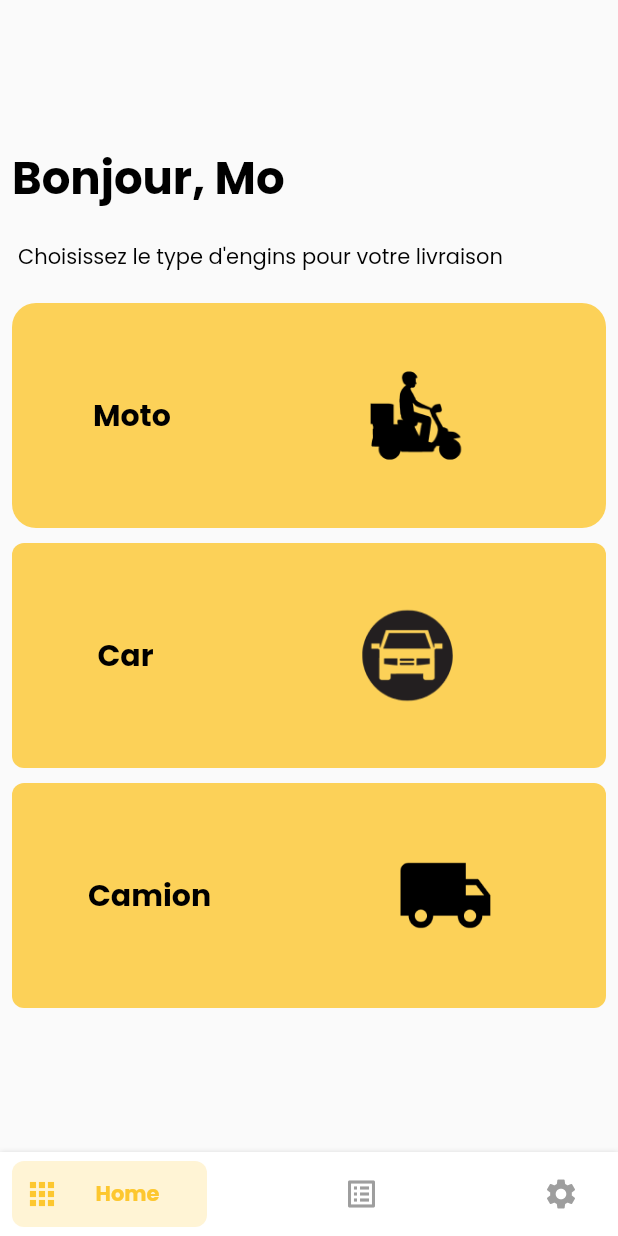
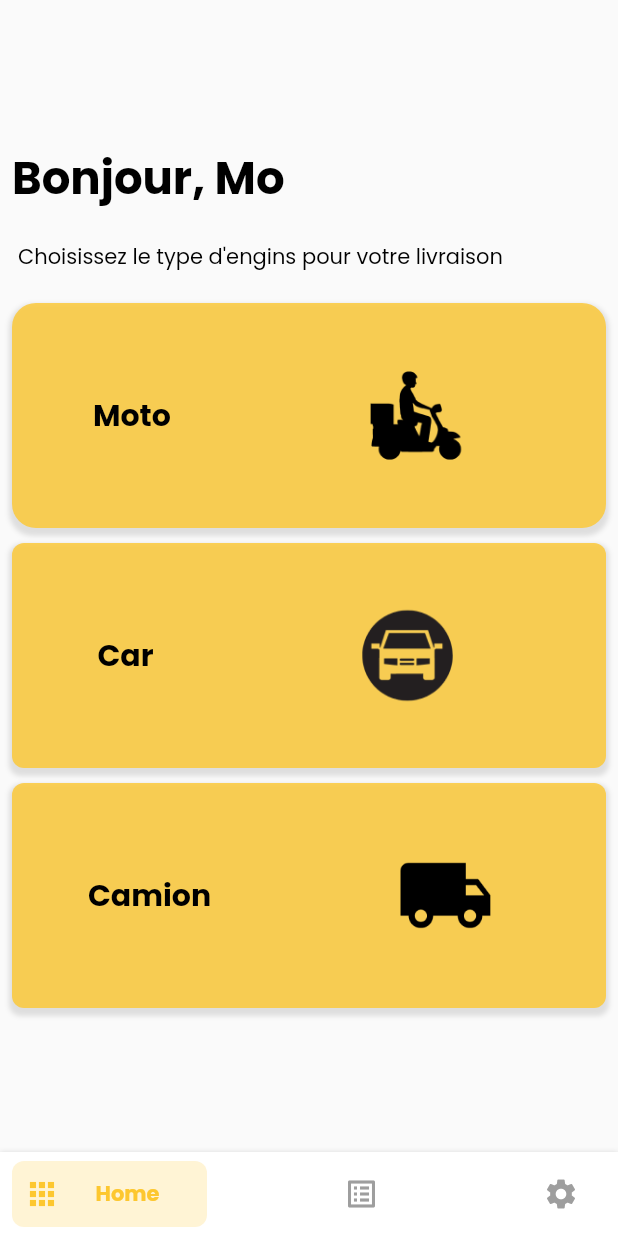
Before and after one commit to mooosmad/igname, a Flutter app: the Home screen opened directly, on a phone screen of 412 x 824 dp. Run offline on Flutter 3.47's test engine with Material 2 defaults, Android fonts, the phone set to English and light mode, and no system bars; drawn by our look-alikes of bottom_navy_bar; our stand-ins replace animated_splash_screen, fluttertoast, get, google_fonts, hive, lottie and 2 more; accounts and stored records are empty; network calls fail.

Commit message:
update to work

```diff
--- a/igname_li/lib/themes/choosetheme.dart
+++ b/igname_li/lib/themes/choosetheme.dart
@@ -63,7 +63,7 @@ class _ChooseThemePageState extends State<ChooseThemePage> {
             ),
             const SizedBox(height: 10),
             Text(
-              "Choisissez le theme qui vous combien le mieux",
+              "Choisissez le theme qui vous convient le mieux",
               textAlign: TextAlign.center,
               style: Theme.of(context).textTheme.bodyText2!.copyWith(
                     color: Colors.grey,
--- a/igname_li/lib/views/widgets/homepage.dart
+++ b/igname_li/lib/views/widgets/homepage.dart
@@ -37,6 +37,14 @@ class Homepage extends StatelessWidget {
                     Radius.circular(16),
                   ),
                   color: const Color(0xfffdc72f).withOpacity(0.8),
+                  boxShadow: [
+                    BoxShadow(
+                      color: Colors.grey.withOpacity(0.3),
+                      spreadRadius: 2,
+                      blurRadius: 2,
+                      offset: const Offset(0, 3), // changes position of shadow
+                    ),
+                  ],
                 ),
                 height: 150,
                 child: Row(
@@ -58,6 +66,14 @@ class Homepage extends StatelessWidget {
                     Radius.circular(8),
                   ),
                   color: const Color(0xfffdc72f).withOpacity(0.8),
+                  boxShadow: [
+                    BoxShadow(
+                      color: Colors.grey.withOpacity(0.3),
+                      spreadRadius: 2,
+                      blurRadius: 2,
+                      offset: const Offset(0, 3), // changes position of shadow
+                    ),
+                  ],
                 ),
                 height: 150,
                 child: Row(
@@ -79,6 +95,14 @@ class Homepage extends StatelessWidget {
                     Radius.circular(8),
                   ),
                   color: const Color(0xfffdc72f).withOpacity(0.8),
+                  boxShadow: [
+                    BoxShadow(
+                      color: Colors.grey.withOpacity(0.3),
+                      spreadRadius: 2,
+                      blurRadius: 2,
+                      offset: const Offset(0, 3), // changes position of shadow
+                    ),
+                  ],
                 ),
                 height: 150,
                 child: Row(
```
Also changed, not shown: igname_li/lib/views/widgets/settingpage.dart (+66 -25 lines).
